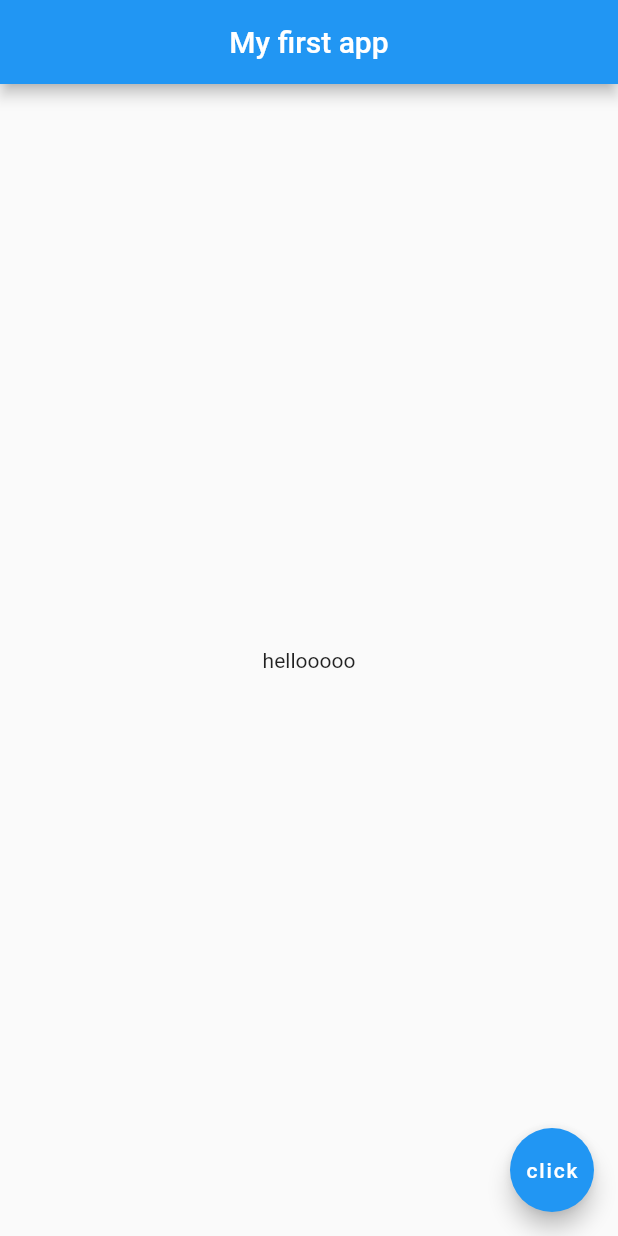
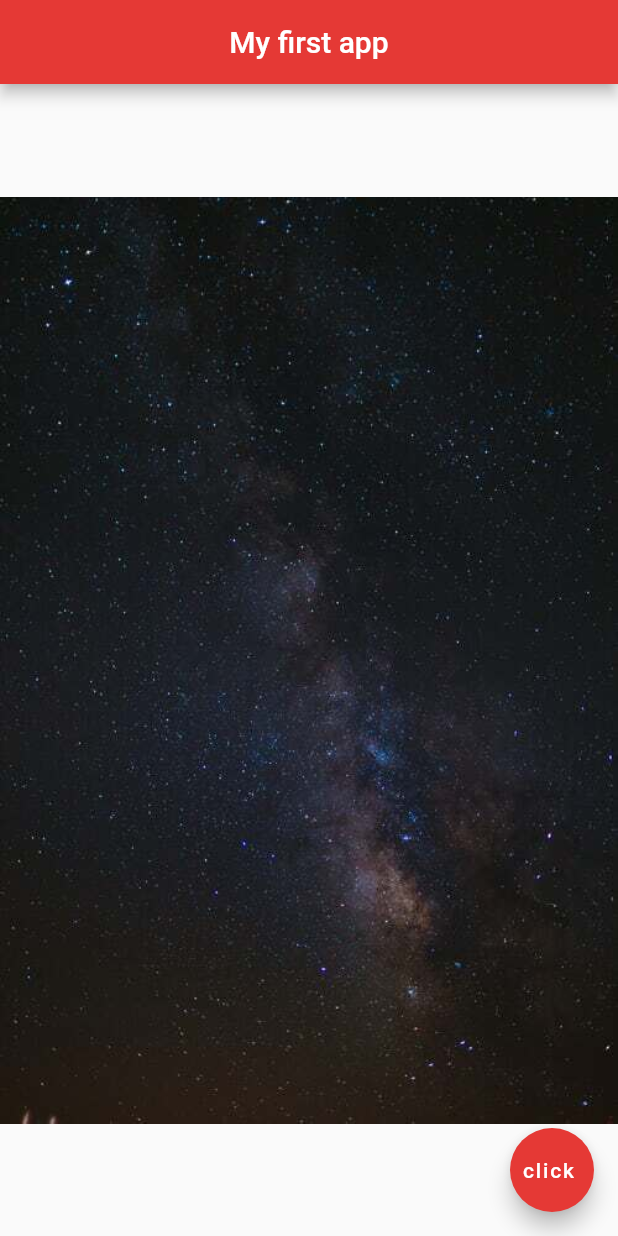
Before and after one commit to ISTE-VESIT-ORG/Flutter-2021, a Flutter app: the screen it shows after launch, on a phone screen of 412 x 824 dp. Run offline on Flutter 3.47's test engine with Material 2 defaults, Android fonts, the phone set to English and light mode, and no system bars.

Commit message:
image and assets

```diff
--- a/lib/main.dart
+++ b/lib/main.dart
@@ -2,16 +2,30 @@ import 'package:flutter/material.dart';
 
 void main() {
   runApp(MaterialApp(
-      home: Scaffold(
+    home: Home(),
+  ));
+}
+
+class Home extends StatelessWidget {
+  @override
+  Widget build(BuildContext context) {
+    return Scaffold(
       appBar: AppBar(
         title: Text('My first app'),
         centerTitle: true,
+        backgroundColor: Colors.red[600],
       ),
       body: Center(
-    child:Text('hellooooo'),
+        child: Image(
+          image: AssetImage('assets/photo-1505506874110-6a7a69069a08.jpg'),
+          // image:NetworkImage('https://images.unsplash.com/photo-1531306728370-e2ebd9d7bb99?ixid=MXwxMjA3fDB8MHxwaG90by1wYWdlfHx8fGVufDB8fHw%3D&ixlib=rb-1.2.1&auto=format&fit=crop&w=334&q=80')
+        ),
       ),
       floatingActionButton: FloatingActionButton(
-    child:Text('click') ,
+        onPressed: () {},
+        child: Text('click '),
+        backgroundColor: Colors.red[600],
       ),
-  )));
+    );
   }
+}
```
Also changed, not shown: pubspec.yaml (+8 -14 lines), assets/photo-1505506874110-6a7a69069a08.jpg (added), assets/photo-1516339901601-2e1b62dc0c45.jpg (added), fonts/RobotoCondensed-Bold.ttf (added), fonts/RobotoCondensed-Regular.ttf (added), 1 other file. Lines whose indentation alone changed are shown as unchanged.
